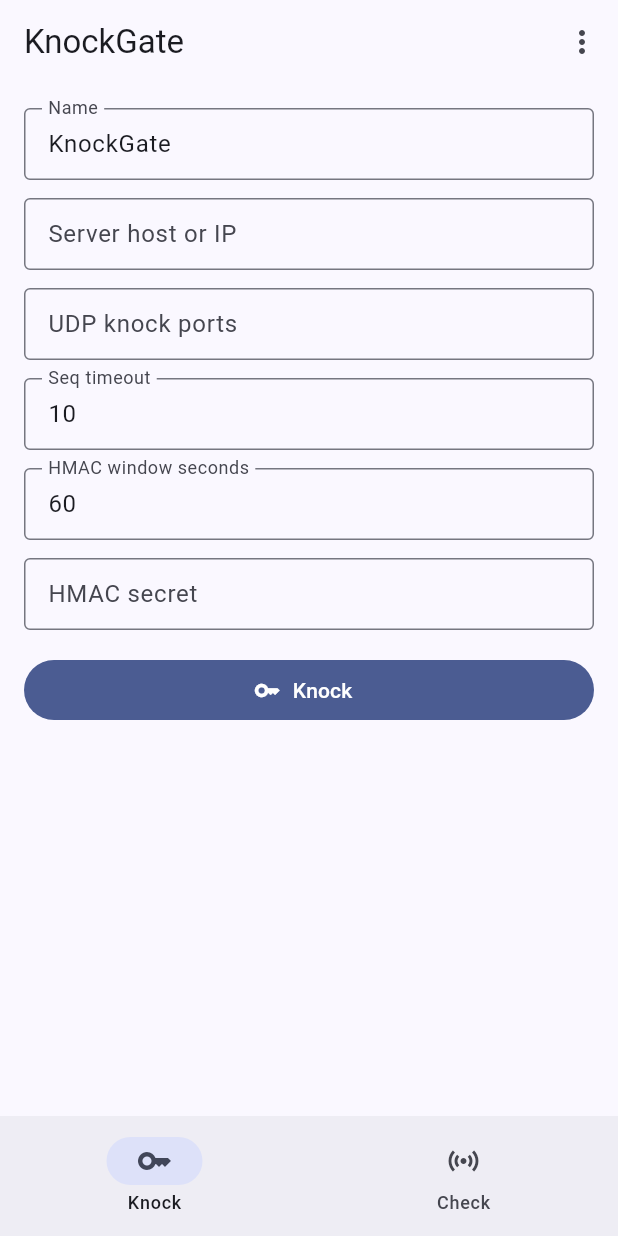
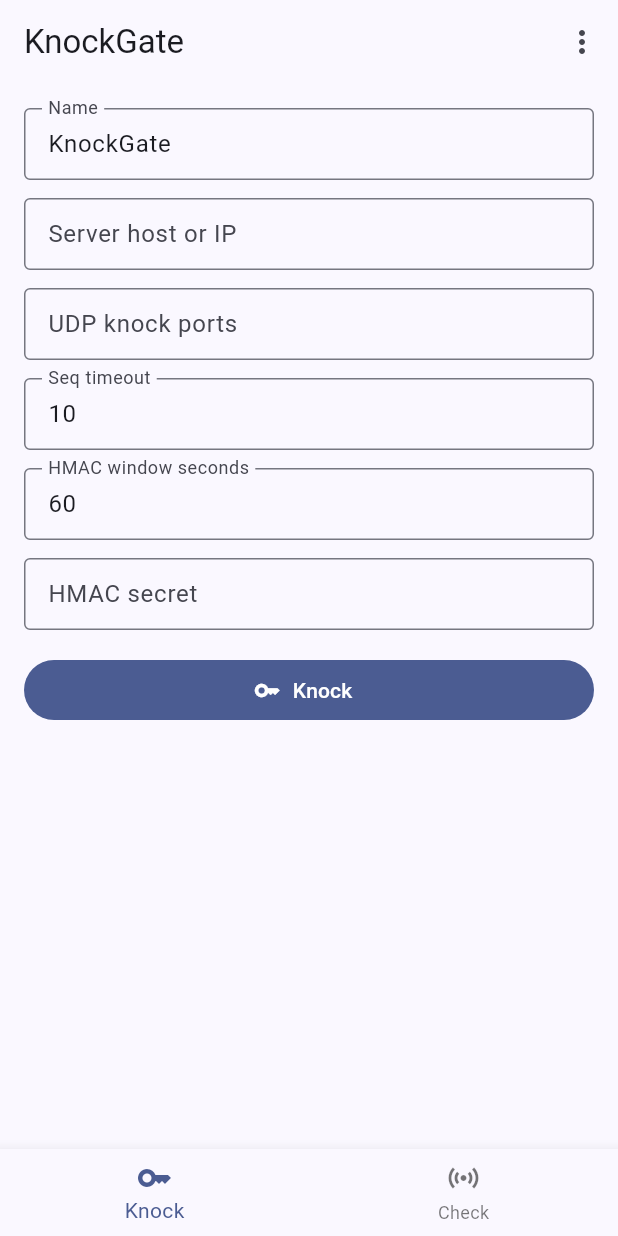
Before and after one commit to leconio/knockport, a Flutter app: the screen it shows after launch, on a phone screen of 412 x 824 dp. Run offline on Flutter 3.47's test engine with Material 3 defaults, Android fonts, the phone set to English and light mode, and no system bars; our stand-ins replace app_links, shared_preferences; missing offline and left inert: mobile_scanner.

Commit message:
Build Flutter desktop release artifacts

```diff
--- a/flutter/lib/app/knockgate_app.dart
+++ b/flutter/lib/app/knockgate_app.dart
@@ -8,7 +8,9 @@ import '../services/knock_service.dart';
 import '../services/profile_store.dart';
 
 class KnockGateApp extends StatelessWidget {
-  const KnockGateApp({super.key});
+  const KnockGateApp({super.key, this.scanQr});
+
+  final QrScanLauncher? scanQr;
 
   @override
   Widget build(BuildContext context) {
@@ -32,7 +34,7 @@ class KnockGateApp extends StatelessWidget {
             isDense: true,
           ),
         ),
-        home: const HomePage(),
+        home: HomePage(scanQr: scanQr),
       ),
     );
   }
--- a/flutter/lib/features/home/home_page.dart
+++ b/flutter/lib/features/home/home_page.dart
@@ -1,19 +1,21 @@
 import 'dart:async';
-import 'dart:io';
 
 import 'package:app_links/app_links.dart';
 import 'package:flutter/material.dart';
 import 'package:flutter/services.dart';
 import 'package:provider/provider.dart';
 
-import '../scan/scan_page.dart';
 import 'home_controller.dart';
 import 'settings_page.dart';
 
 enum _HomeMenuAction { importUrl, scanQr, knockLogs, clearProfile, settings }
 
+typedef QrScanLauncher = Future<String?> Function(BuildContext context);
+
 class HomePage extends StatefulWidget {
-  const HomePage({super.key});
+  const HomePage({super.key, this.scanQr});
+
+  final QrScanLauncher? scanQr;
 
   @override
   State<HomePage> createState() => _HomePageState();
@@ -63,7 +65,10 @@ class _HomePageState extends State<HomePage> {
     final controller = context.watch<HomeController>();
     _showPendingError(controller);
 
-    return Scaffold(
+    return GestureDetector(
+      behavior: HitTestBehavior.translucent,
+      onTap: () => FocusManager.instance.primaryFocus?.unfocus(),
+      child: Scaffold(
         appBar: AppBar(
           backgroundColor: Colors.transparent,
           surfaceTintColor: Colors.transparent,
@@ -124,34 +129,26 @@ class _HomePageState extends State<HomePage> {
             ),
           ],
         ),
-      body: SafeArea(
-        top: false,
-        bottom: false,
-        child: IndexedStack(
+        body: IndexedStack(
           index: _selectedIndex,
           children: [_buildKnockTab(controller), _buildCheckTab(controller)],
-        ),
         ),
         bottomNavigationBar: MediaQuery.removePadding(
           context: context,
           removeBottom: true,
-        child: NavigationBar(
-          selectedIndex: _selectedIndex,
-          onDestinationSelected: (index) {
+          child: BottomNavigationBar(
+            currentIndex: _selectedIndex,
+            onTap: (index) {
               setState(() => _selectedIndex = index);
             },
-          destinations: const [
-            NavigationDestination(
-              icon: Icon(Icons.key_outlined),
-              selectedIcon: Icon(Icons.key),
-              label: 'Knock',
-            ),
-            NavigationDestination(
-              icon: Icon(Icons.sensors_outlined),
-              selectedIcon: Icon(Icons.sensors),
+            items: const [
+              BottomNavigationBarItem(icon: Icon(Icons.key), label: 'Knock'),
+              BottomNavigationBarItem(
+                icon: Icon(Icons.sensors),
                 label: 'Check',
               ),
             ],
+          ),
         ),
       ),
     );
@@ -205,15 +202,14 @@ class _HomePageState extends State<HomePage> {
   }
 
   Future<void> _scanQr(HomeController controller) async {
-    if (!Platform.isAndroid && !Platform.isIOS && !Platform.isMacOS) {
+    final scanQr = widget.scanQr;
+    if (scanQr == null) {
       _showSnack(
-        'QR scanning is available on Android, iOS, and macOS. Paste the import URL on this platform.',
+        'QR scanning is not available in this build. Paste the import URL instead.',
       );
       return;
     }
-    final scanned = await Navigator.of(
-      context,
-    ).push<String>(MaterialPageRoute(builder: (_) => const ScanPage()));
+    final scanned = await scanQr(context);
     if (scanned != null && scanned.trim().isNotEmpty) {
       await controller.importUrl(scanned, source: 'QR');
     }
@@ -246,6 +242,7 @@ class _HomePageState extends State<HomePage> {
 
   Widget _buildKnockTab(HomeController controller) {
     return ListView(
+      keyboardDismissBehavior: ScrollViewKeyboardDismissBehavior.onDrag,
       padding: const EdgeInsets.all(16),
       children: [
         TextField(
@@ -264,7 +261,9 @@ class _HomePageState extends State<HomePage> {
             labelText: 'UDP knock ports',
             hintText: '37708,31114,25880',
           ),
-          keyboardType: TextInputType.number,
+          keyboardType: TextInputType.multiline,
+          minLines: 1,
+          maxLines: 3,
         ),
         const SizedBox(height: 12),
         TextField(
@@ -301,6 +300,7 @@ class _HomePageState extends State<HomePage> {
 
   Widget _buildCheckTab(HomeController controller) {
     return ListView(
+      keyboardDismissBehavior: ScrollViewKeyboardDismissBehavior.onDrag,
       padding: const EdgeInsets.all(16),
       children: [
         TextField(
@@ -314,6 +314,9 @@ class _HomePageState extends State<HomePage> {
             labelText: 'TCP ports to check',
             hintText: '5432,9092/tcp',
           ),
+          keyboardType: TextInputType.multiline,
+          minLines: 1,
+          maxLines: 3,
         ),
         const SizedBox(height: 16),
         _buildPrimaryActionButton(
```
Also changed, not shown: flutter/lib/main.dart (+8 -1 lines), flutter/lib/main_no_scanner.dart (added, +7 -0 lines), 2 other files. Lines whose indentation alone changed are shown as unchanged.
